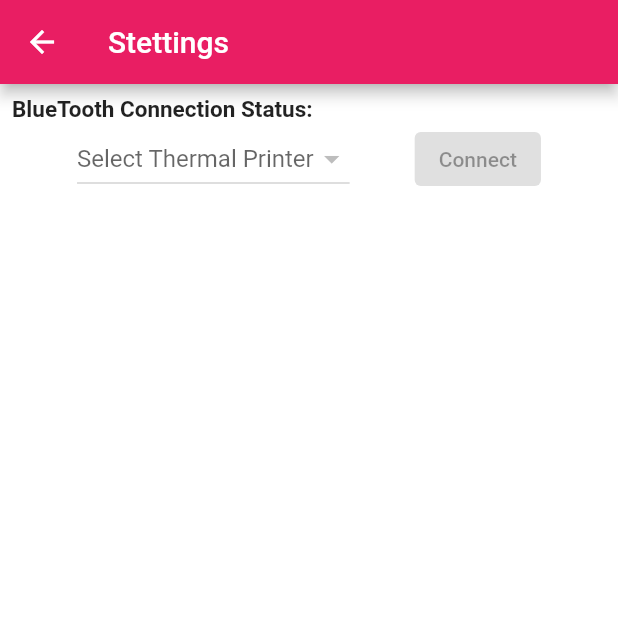
After one commit to JAYAMURUGANJ/Ticketing, a Flutter app: the screen it shows after launch, after a tap on the "settings" icon, on a phone screen of 412 x 824 dp, the top half of it. The commit adds this screen. Run offline on Flutter 3.47's test engine with Material 2 defaults, Android fonts, the phone set to English and light mode, and no system bars; our stand-ins replace shared_preferences; missing offline and left inert: blue_thermal_printer, simple_speed_dial.

Commit message:
secound commit

```diff
--- a/lib/main.dart
+++ b/lib/main.dart
@@ -1,7 +1,11 @@
-import 'package:hrmc_ticketing/view/screen/ticket_page.dart';
+// ignore_for_file: non_constant_identifier_names, unused_field
+
+import 'package:blue_thermal_printer/blue_thermal_printer.dart';
 import 'package:flutter/material.dart';
+import 'package:flutter/services.dart';
 import 'package:intl/intl.dart';
 import 'model/ticket_class.dart';
+import 'print.dart';
 import 'view/widget/ticket.dart';
 
 void main() {
@@ -42,6 +46,11 @@ class _MyHomePageState extends State<MyHomePage> {
   late double ticket_amt;
   double total_amt = 0.0;
   late int _defaultChoiceIndex;
+  BlueThermalPrinter printer = BlueThermalPrinter.instance;
+  List<BluetoothDevice> _devices = [];
+  late BluetoothDevice _device;
+  bool _connected = false;
+  bool _pressed = false;
   final formatter = NumberFormat.currency(
     locale: 'hi_IN',
     decimalDigits: 2,
@@ -50,14 +59,55 @@ class _MyHomePageState extends State<MyHomePage> {
   DateTime now = DateTime.now();
 
   late String tally;
+  late String date;
+  late String time;
+  late String ticket_name;
+  late String ticket_price;
+
+  Future<void> initPlatformState() async {
+    List<BluetoothDevice> devices = [];
+
+    try {
+      devices = await printer.getBondedDevices();
+    } on PlatformException {
+      ScaffoldMessenger.of(context).showSnackBar(
+        const SnackBar(
+          content: Text('Failed to get paired devices.'),
+        ),
+      );
+    }
+
+    printer.onStateChanged().listen((state) {
+      switch (state) {
+        case BlueThermalPrinter.CONNECTED:
+          setState(() {
+            _connected = true;
+            _pressed = false;
+          });
+          break;
+        case BlueThermalPrinter.DISCONNECTED:
+          setState(() {
+            _connected = false;
+            _pressed = false;
+          });
+          break;
+        default:
+          print(state);
+          break;
+      }
+    });
+
+    if (!mounted) return;
+    setState(() {
+      _devices = devices;
+    });
+  }
 
   @override
   void initState() {
     super.initState();
+    initPlatformState();
     _controller.text = "0";
-    _defaultChoiceIndex = 0;
-    ticket_amt = 5.00;
-    tally = formatter.format(num.parse(total_amt.toString()));
     _choices = [
       TicketData(
           ticketId: 1, ticketName: 'Archanai Ticket', ticketAmount: 5.00),
@@ -103,7 +153,9 @@ class _MyHomePageState extends State<MyHomePage> {
       TicketData(
           ticketId: 15, ticketName: 'Maa Villaku Ticket', ticketAmount: 5.00)
     ];
-    print(_defaultChoiceIndex + 1);
+    _defaultChoiceIndex = _choices[0].ticketId! - 1;
+    ticket_amt = _choices[0].ticketAmount!;
+    tally = formatter.format(num.parse(total_amt.toString()));
   }
 
   void _incrementCounter() {
@@ -135,14 +187,27 @@ class _MyHomePageState extends State<MyHomePage> {
     return Scaffold(
       appBar: AppBar(
         title: Text(widget.title),
+        actions: [
+          IconButton(
+            icon: const Icon(Icons.settings),
+            onPressed: () {
+              Navigator.push(context, MaterialPageRoute(builder: (context) {
+                return const PrinterSettings();
+              }));
+            },
+          ),
+        ],
       ),
       body: Center(
         child: Column(
           mainAxisAlignment: MainAxisAlignment.spaceBetween,
           children: <Widget>[
             Expanded(
-              flex: 6,
+              flex: 5,
+              child: Padding(
+                padding: const EdgeInsets.all(4.0),
                 child: GridView.builder(
+                  shrinkWrap: true,
                   itemCount: _choices.length,
                   itemBuilder: (BuildContext context, int index) {
                     var chipvalue = _choices[index];
@@ -173,7 +238,6 @@ class _MyHomePageState extends State<MyHomePage> {
                         setState(() {
                           _defaultChoiceIndex = selected ? index : 0;
                           ticket_amt = chipvalue.ticketAmount!;
-                        print(_defaultChoiceIndex + 1);
                         });
                       },
                       backgroundColor: Theme.of(context).primaryColor,
@@ -192,18 +256,22 @@ class _MyHomePageState extends State<MyHomePage> {
                   ),
                 ),
               ),
+            ),
             Expanded(
-              flex: 4,
+              flex: 6,
               child: TicketShape(
-                t_id: (_defaultChoiceIndex + 1).toString(),
+                t_id: (_defaultChoiceIndex + 1),
                 t_name: _choices[_defaultChoiceIndex].ticketName,
                 t_date: DateFormat('dd-MM-yyyy').format(now).toString(),
                 t_time: DateFormat('hh:mm:ss ').format(now).toString(),
-                t_price: tally.toString(),
+                t_price: formatter.format(num.parse(
+                    _choices[_defaultChoiceIndex].ticketAmount.toString())),
+                t_count: counter,
+                t_total: tally.toString(),
               ),
             ),
             Expanded(
-              flex: 3,
+              flex: 2,
               child: Row(
                 mainAxisAlignment: MainAxisAlignment.center,
                 children: [
@@ -293,11 +361,46 @@ class _MyHomePageState extends State<MyHomePage> {
                       ),
                     ],
                   ),
-                  onPressed: () {
-                    Navigator.push(context,
-                        MaterialPageRoute(builder: (context) {
-                      return const TicketScreen(title: "Ticket");
-                    }));
+                  onPressed: () async {
+                    setState(() {
+                      ticket_price = formatter.format(num.parse(
+                          _choices[_defaultChoiceIndex]
+                              .ticketAmount!
+                              .toString()));
+                      ticket_name = _choices[_defaultChoiceIndex].ticketName!;
+                      time = DateFormat('hh:mm:ss a').format(now).toString();
+                      date = DateFormat('dd/MM/yyyy').format(now).toString();
+                    });
+                    if ((await printer.isConnected)!) {
+                      printer.printQRcode("R000062204190001906", 150, 150, 1);
+                      printer.printNewLine();
+                      //printer.printCustom('Text','size','align');
+                      printer.printCustom(
+                          'Arulmigu Vadapalani Aandavar Temple,Vadapalani',
+                          1,
+                          1);
+                      printer.printCustom("Chennai [TM00006]", 1, 1);
+                      printer.printNewLine();
+                      printer.printCustom(ticket_name, 1, 1);
+                      printer.printNewLine();
+                      printer.printCustom(date, 2, 1);
+                      printer.printNewLine();
+                      printer.printLeftRight(
+                          "Receipt No", ":R000062204190001906", 1);
+                      printer.printNewLine();
+                      printer.printLeftRight("Receipt Date", ":$date $time", 1);
+                      printer.printNewLine();
+                      printer.printCustom(
+                          "$counter * RS $ticket_price = RS $tally", 1, 1);
+                      printer.printNewLine();
+                      printer.printCustom(
+                          "Deputy Commissioner Cum Exec Officer", 0, 1);
+                      printer.printNewLine();
+                      printer.printNewLine();
+                      printer.paperCut();
+                    } else {
+                      print('Printer is not connected');
+                    }
                   },
                 ),
               ),
--- /dev/null
+++ b/lib/print.dart
@@ -0,0 +1,140 @@
+import 'package:blue_thermal_printer/blue_thermal_printer.dart';
+import 'package:flutter/material.dart';
+import 'package:shared_preferences/shared_preferences.dart';
+
+class PrinterSettings extends StatefulWidget {
+  const PrinterSettings({Key? key}) : super(key: key);
+
+  @override
+  State<PrinterSettings> createState() => _PrinterSettingsState();
+}
+
+class _PrinterSettingsState extends State<PrinterSettings> {
+  late SharedPreferences preferences;
+  List<BluetoothDevice> devices = [];
+  BluetoothDevice? selectedDevice;
+  String selectedDevice_name = "";
+  BlueThermalPrinter printer = BlueThermalPrinter.instance;
+  @override
+  void initState() {
+    super.initState();
+    //for getting already selected device
+    getSharedPreferences();
+    //for getting paired devices
+    getDevices();
+  }
+
+  void getSharedPreferences() async {
+    preferences = await SharedPreferences.getInstance();
+    var deviceName = preferences.getString("device_name");
+    var deviceAddress = preferences.getString("device_address");
+    setState(() {
+      selectedDevice_name = deviceName! + "[" + deviceAddress! + "]";
+    });
+
+    print(selectedDevice);
+  }
+
+  void getDevices() async {
+    devices = await printer.getBondedDevices();
+    setState(() {});
+  }
+
+  @override
+  Widget build(BuildContext context) {
+    return Scaffold(
+      backgroundColor: Colors.white,
+      appBar: AppBar(
+        title: const Text("Stettings"),
+      ),
+      body: Padding(
+        padding: const EdgeInsets.all(8.0),
+        child: Column(
+          mainAxisAlignment: MainAxisAlignment.start,
+          crossAxisAlignment: CrossAxisAlignment.start,
+          children: [
+            const Text("BlueTooth Connection Status:",
+                style: TextStyle(fontSize: 15, fontWeight: FontWeight.bold)),
+            Row(
+              mainAxisAlignment: MainAxisAlignment.spaceEvenly,
+              children: [
+                DropdownButton<BluetoothDevice>(
+                    value: selectedDevice,
+                    hint: const Text("Select Thermal Printer"),
+                    onChanged: (device) async {
+                      //save the selected device to shared preferences for later use in the app and set it as the selected device
+                      preferences = await SharedPreferences.getInstance();
+
+                      preferences.setString(
+                          "device_name", device!.name.toString());
+                      preferences.setString(
+                          "device_address", device.address.toString());
+
+                      setState(() {
+                        selectedDevice = device;
+                      });
+                    },
+                    items: devices
+                        .map((e) => DropdownMenuItem(
+                              child: Text(e.name!),
+                              value: e,
+                            ))
+                        .toList()),
+
+                //using toggel button to enable/disable bluetooth
+                ElevatedButton(
+                  child: const Text("Connect"),
+                  onPressed: selectedDevice == null
+                      ? null
+                      : () async {
+                          await printer.connect(selectedDevice!);
+                          await printer.isConnected.then((isConnected) {
+                            if (isConnected!) {
+                              showDialog(
+                                  context: context,
+                                  builder: (context) {
+                                    return AlertDialog(
+                                      title: const Text("Connected"),
+                                      content: const Text("Printer Connected"),
+                                      actions: [
+                                        // ignore: deprecated_member_use
+                                        FlatButton(
+                                          child: const Text("Ok"),
+                                          onPressed: () {
+                                            Navigator.of(context).pop();
+                                          },
+                                        )
+                                      ],
+                                    );
+                                  });
+                            } else {
+                              showDialog(
+                                  context: context,
+                                  builder: (context) {
+                                    return AlertDialog(
+                                      title: const Text("Error"),
+                                      content:
+                                          const Text("Printer Not Connected"),
+                                      actions: [
+                                        // ignore: deprecated_member_use
+                                        FlatButton(
+                                          child: const Text("Ok"),
+                                          onPressed: () {
+                                            Navigator.of(context).pop();
+                                          },
+                                        )
+                                      ],
+                                    );
+                                  });
+                            }
+                          });
+                        },
+                ),
+              ],
+            ),
+          ],
+        ),
+      ),
+    );
+  }
+}
--- a/pubspec.yaml
+++ b/pubspec.yaml
@@ -36,7 +36,8 @@ dependencies:
   cupertino_icons: ^1.0.2
   intl:
   simple_speed_dial:
-  flutter_ticket_widget:
+  blue_thermal_printer:
+  shared_preferences:
 
 dev_dependencies:
   flutter_test:
```
Also changed, not shown: lib/view/widget/ticket.dart (+9 -5 lines), pubspec.lock, 2 other files. Lines whose indentation alone changed are shown as unchanged.
